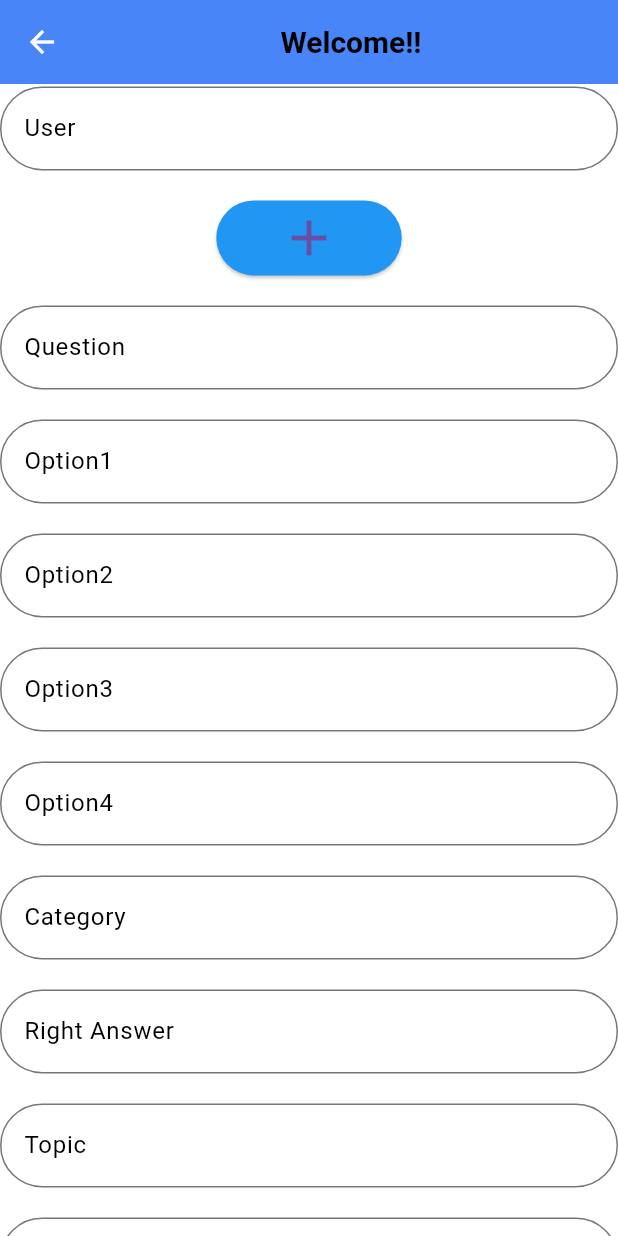
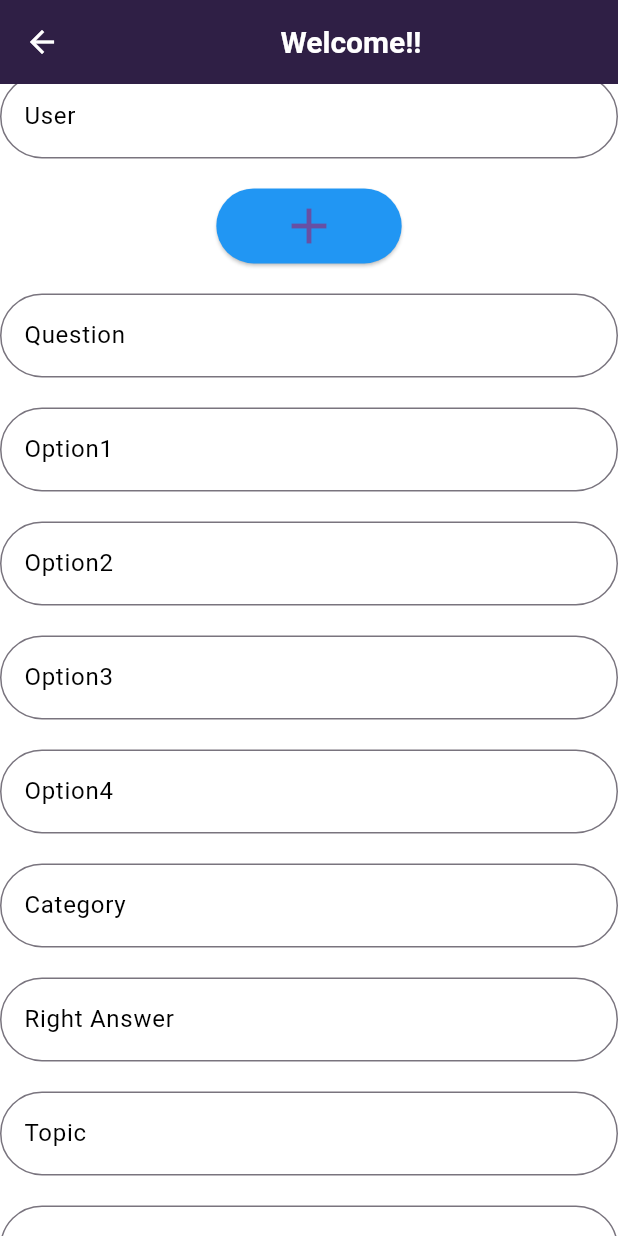
Before and after one commit to prashantSj789/quizmate, a Flutter app: the SessionCreateScreen screen opened directly, scrolled down 576 dp, after a tap on the "add" icon, on a phone screen of 412 x 824 dp. Run offline on Flutter 3.47's test engine with Material 3 defaults, Android fonts, the phone set to English and light mode, and no system bars; our stand-ins replace dio, flutter_secure_storage, flutter_spinkit, google_fonts, lottie and 1 more; missing offline and left inert: dart:ffi; accounts and stored records are empty; network calls fail; Roboto replaces fonts that are missing (Rye).

Commit message:
merge conflict resolved

```diff
--- a/lib/Screens/join_session_screen.dart
+++ b/lib/Screens/join_session_screen.dart
@@ -24,7 +24,7 @@ class _JoinSessionscreenState extends State<JoinSessionscreen> {
   'Authorization': 'Bearer ${token.token.toString()}',
   'X-API-Key': '{{token}}'
 };
-var request = http.Request('GET', Uri.parse('http://34.72.47.13/session/session/${sid.text.toString()}'));
+var request = http.Request('GET', Uri.parse('http://43.205.68.79/session/session/${sid.text.toString()}'));
 
 request.headers.addAll(headers);
 
--- a/lib/Screens/session_screen.dart
+++ b/lib/Screens/session_screen.dart
@@ -1,49 +1,50 @@
 import 'dart:convert';
-import 'dart:core';
+
 import 'package:flutter/material.dart';
 import 'package:google_fonts/google_fonts.dart';
 import 'package:http/http.dart' as http;
 import 'package:lottie/lottie.dart';
+
 import 'package:quiz_app/Screens/homeScreen.dart';
+import 'package:quiz_app/const.dart';
+
 import 'package:quiz_app/models/user_model.dart';
 import 'package:quiz_app/repository/session_repo.dart';
 import 'package:quiz_app/repository/user_repo.dart';
 
 class SessionCreateScreen extends StatefulWidget {
-  const SessionCreateScreen({
-    super.key,
-  });
+  SessionCreateScreen({super.key,});
 
   @override
   State<SessionCreateScreen> createState() => _SessionCreateScreenState();
 }
 
 class _SessionCreateScreenState extends State<SessionCreateScreen> {
-  Session_Repository session_repository = Session_Repository();
-  UserRepository repo = UserRepository();
-  List<Map<String, dynamic>> SessionUserlist = [];
-  List<Map<String, dynamic>> SessionQuestionList = [];
-  TextEditingController question = TextEditingController();
-  TextEditingController option1 = TextEditingController();
-  TextEditingController option2 = TextEditingController();
-  TextEditingController option3 = TextEditingController();
-  TextEditingController option4 = TextEditingController();
-  TextEditingController category = TextEditingController();
-  TextEditingController right = TextEditingController();
-  TextEditingController topic = TextEditingController();
-  TextEditingController marks = TextEditingController();
-  TextEditingController difficulty = TextEditingController();
-  TextEditingController title = TextEditingController();
-  TextEditingController delay = TextEditingController();
-  TextEditingController duration = TextEditingController();
-  TextEditingController user = TextEditingController();
-  void adduser() {
+  DateTime dateTime = DateTime(2024,6,12,5,30);
+  Session_Repository session_repository = new Session_Repository();
+  UserRepository repo = new UserRepository();
+  List<Map<String,dynamic>>SessionUserlist=[];
+    List<Map<String,dynamic>> SessionQuestionList =[];
+  TextEditingController question = new TextEditingController();
+  TextEditingController option1 = new TextEditingController();
+  TextEditingController option2 = new TextEditingController();
+  TextEditingController option3 = new TextEditingController();
+  TextEditingController option4 = new TextEditingController();
+  TextEditingController category = new TextEditingController();
+  TextEditingController right = new TextEditingController();
+  TextEditingController topic = new TextEditingController();
+  TextEditingController marks = new TextEditingController();
+  TextEditingController difficulty = new TextEditingController();
+  TextEditingController title = new TextEditingController();
+  TextEditingController delay = new TextEditingController();
+  TextEditingController duration = new TextEditingController();
+  TextEditingController user =new TextEditingController();
+  void adduser(){
      int n = int.parse(user.text.toString());
-    SessionUserlist.add({"userId": n});
+     SessionUserlist.add({"userId":n});
   }
-
-  void add() {
-    String Question = question.text.toString();
+  void add(){
+    String Question =question.text.toString();
     String Option1 = option1.text.toString();
     String Option2 = option2.text.toString();
     String Option3 = option3.text.toString();
@@ -54,41 +55,42 @@ class _SessionCreateScreenState extends State<SessionCreateScreen> {
     String Marks = marks.text.toString();
     String Difficulty = difficulty.text.toString();
     SessionQuestionList.add({
-      "question": Question,
-      "options1": Option1,
-      "options2": Option2,
-      "options3": Option3,
-      "options4": Option4,
-      "category": Category,
-      "rightAnswer": Right,
-      "topic": Topic,
-      "marks": Marks,
-      "difficulty": Difficulty,
+      "question":"${Question}",
+      "options1":"${Option1}",
+      "options2":"${Option2}",
+      "options3":"${Option3}",
+      "options4":"${Option4}",
+      "category":"${Category}",
+      "rightAnswer":"${Right}",
+      "topic":"${Topic}",
+      "marks":"${Marks}",
+      "difficulty":"${Difficulty}",
     });
   }
-
-  void done() {
+    void done(){
     print(SessionQuestionList.toString());
   }
-
-  void Create_Session() async {
-    int delayduration = int.parse(delay.text.toString());
+  void Create_Session()
+  async{
+   var currentTime=DateTime.now();
+    var diffmin= dateTime.difference(currentTime).inMinutes;
+    int delayduration= diffmin;
     int Duration = int.parse(duration.text.toString());
     String Title = title.text.toString();
-    user_model token = user_model();
-    token = await repo.fetchUserDetails();
+    user_model token = new user_model() ;
+    Future message;
+    token =  await repo.fetchUserDetails();
     var headers = {
   'Authorization': 'Bearer ${token.token.toString()}',
   'Content-Type': 'application/json',
   'X-API-Key': '{{token}}',
   'Cookie': 'JSESSIONID=B9008C3D6177D56C7126163CCE571606'
 };
-    var request = http.Request(
-        'POST', Uri.parse('http://34.72.47.13/session/createSession'));
+var request = http.Request('POST', Uri.parse('http://43.205.68.79/session/createSession'));
 request.body = json.encode({
   "delayDuration": delayduration,
   "duration": Duration,
-      "sessionTitle": Title,
+  "sessionTitle": "${Title}",
   "sessionQuestionList": SessionQuestionList,
   "sessionUserList": SessionUserlist,
 });
@@ -99,21 +101,16 @@ class _SessionCreateScreenState extends State<SessionCreateScreen> {
 if (response.statusCode == 200) {
  String st = await response.stream.bytesToString();
 
-      ScaffoldMessenger.of(context).showSnackBar(SnackBar(
-          content: Text(
-        st,
-        style: const TextStyle(fontWeight: FontWeight.bold),
-      )));
-      Navigator.of(context).pushReplacement(
-          MaterialPageRoute(builder: (context) => MainHomeScreen()));
-    } else {
+  ScaffoldMessenger.of(context).showSnackBar(SnackBar(content: Text(st,style: TextStyle(fontWeight: FontWeight.bold),)));
+  Navigator.of(context).pushReplacement(MaterialPageRoute(builder: (context)=>MainHomeScreen()));
+}
+else {
   print(response.reasonPhrase);
 }
+
   }
-
   @override
   var formkey = GlobalKey<FormState>();
-  @override
   Widget build(BuildContext context) {
   var height = MediaQuery.sizeOf(context).height;
   var width = MediaQuery.sizeOf(context).width;
@@ -122,87 +119,63 @@ class _SessionCreateScreenState extends State<SessionCreateScreen> {
         title: Center(
               child: Text(
             "Welcome!!",
-          style:
-              GoogleFonts.rye(color: Colors.black, fontWeight: FontWeight.bold),
+            style: GoogleFonts.rye(
+               fontWeight: FontWeight.bold),
           )),
-        backgroundColor: Colors.blueAccent,
+
       ),
-      body: ListView(
+      body:  ListView(
       children: [
-          SizedBox(
-            height: height * 0.4,
-            width: width * 0.95,
-            child: Lottie.network(
-                "https://lottie.host/0afc0b0b-7418-4a2a-8703-15cc4ec74884/JvxK4wYI63.json"),
+      Container(
+        height: height*0.4,
+        width: width*0.95,
+        child: Lottie.network("https://lottie.host/0afc0b0b-7418-4a2a-8703-15cc4ec74884/JvxK4wYI63.json"),
       ),
-          Form(
-              key: formkey,
-              child: Column(
+            Form(key: formkey
+        ,child: Column(
           children: [
             TextFormField(
               decoration: InputDecoration(
                 hintText: "Title",
                 labelText: "Title",
-                        border: OutlineInputBorder(
-                            borderRadius: BorderRadius.circular(30))),
+                border: OutlineInputBorder(borderRadius: BorderRadius.circular(30))
+              ),
               controller: title,
             ),
-                  const SizedBox(
-                    height: 30,
-                  ),
-                  TextFormField(
-                    decoration: InputDecoration(
-                        hintText: "Delay Duration",
-                        labelText: "Delay Duration",
-                        border: OutlineInputBorder(
-                            borderRadius: BorderRadius.circular(30))),
-                    controller: delay,
-                    keyboardType: TextInputType.number,
-                  ),
-                  const SizedBox(
-                    height: 30,
-                  ),
+             const SizedBox(height: 30,),
+              ElevatedButton(onPressed: ()async{
+                pickDateTime();
+              }, child: Text('${dateTime.year}/${dateTime.month}/${dateTime.day}::${dateTime.hour}:${dateTime.minute}')),
+               const SizedBox(height: 30,),
               TextFormField(
               decoration: InputDecoration(
                 hintText: "Duration",
                 labelText: "Duration",
-                        border: OutlineInputBorder(
-                            borderRadius: BorderRadius.circular(30))),
+                border: OutlineInputBorder(borderRadius: BorderRadius.circular(30))
+              ),
               controller: duration,
               keyboardType: TextInputType.number,
             ),
-                  const SizedBox(
-                    height: 20,
-                  ),
+              SizedBox(height: 20,),
                        TextFormField(
                 decoration: InputDecoration(
                 hintText: "User",
                 labelText: "User",
-                        border: OutlineInputBorder(
-                            borderRadius: BorderRadius.circular(30))),
+                border: OutlineInputBorder(borderRadius: BorderRadius.circular(30))
+              ),
               controller: user,
               keyboardType: TextInputType.number,
-                  ),
-                  const SizedBox(
-                    height: 20,
-                  ),
-                  Center(
-                      child: SizedBox(
-                    width: width * 0.3,
+            ) ,
+              SizedBox(height: 20,),
+              Center(child: SizedBox(
+                width: width*0.3,
                 height: 50,
-                    child: ElevatedButton(
-                      onPressed: adduser,
-                      style: ElevatedButton.styleFrom(
-                          backgroundColor: Colors.blue),
-                      child: const Icon(
-                        Icons.add,
-                        size: 40,
-                      ),
-                    ),
+                child: ElevatedButton(onPressed: adduser, child: Icon(Icons.add,size: 40,),style: ElevatedButton.styleFrom(
+                  backgroundColor: Colors.blue
+                ),),
                 )),
-                  const SizedBox(
-                    height: 20,
-                  ),
+                SizedBox(height: 20,),
+
           ],
         )),
                       TextField(
@@ -215,9 +188,7 @@ class _SessionCreateScreenState extends State<SessionCreateScreen> {
                     hintStyle: const TextStyle(color: Colors.white)),
                     controller: question,
               ),
-          const SizedBox(
-            height: 20,
-          ),
+              SizedBox(height: 20,),
               TextField(
                 decoration: InputDecoration(
                     hintText: "Option1",
@@ -228,9 +199,7 @@ class _SessionCreateScreenState extends State<SessionCreateScreen> {
                     hintStyle: const TextStyle(color: Colors.white)),
                     controller: option1,
               ),
-          const SizedBox(
-            height: 20,
-          ),
+              SizedBox(height: 20,),
               TextField(
                 decoration: InputDecoration(
                     hintText: "Option2",
@@ -241,9 +210,7 @@ class _SessionCreateScreenState extends State<SessionCreateScreen> {
                     hintStyle: const TextStyle(color: Colors.white)),
                     controller: option2,
               ),
-          const SizedBox(
-            height: 20,
-          ),
+              SizedBox(height: 20,),
               TextField(
                 decoration: InputDecoration(
                     hintText: "Option3",
@@ -254,9 +221,7 @@ class _SessionCreateScreenState extends State<SessionCreateScreen> {
                     hintStyle: const TextStyle(color: Colors.white)),
                     controller: option3,
               ),
-          const SizedBox(
-            height: 20,
-          ),
+              SizedBox(height: 20,),
               TextField(
                 decoration: InputDecoration(
                     hintText: "Option4",
@@ -267,9 +232,7 @@ class _SessionCreateScreenState extends State<SessionCreateScreen> {
                     hintStyle: const TextStyle(color: Colors.white)),
                     controller: option4,
               ),
-          const SizedBox(
-            height: 20,
-          ),
+              SizedBox(height: 20,),
               TextField(
                 decoration: InputDecoration(
                     hintText: "Category",
@@ -280,9 +243,7 @@ class _SessionCreateScreenState extends State<SessionCreateScreen> {
                     hintStyle: const TextStyle(color: Colors.white)),
                     controller: category,
               ),
-          const SizedBox(
-            height: 20,
-          ),
+              SizedBox(height: 20,),
               TextField(
                 decoration: InputDecoration(
                     hintText: "Right Answer",
@@ -293,9 +254,7 @@ class _SessionCreateScreenState extends State<SessionCreateScreen> {
                     hintStyle: const TextStyle(color: Colors.white)),
                     controller: right,
               ),
-          const SizedBox(
-            height: 20,
-          ),
+              SizedBox(height: 20,),
               TextField(
                 decoration: InputDecoration(
                     hintText: "Topic",
@@ -306,9 +265,7 @@ class _SessionCreateScreenState extends State<SessionCreateScreen> {
                     hintStyle: const TextStyle(color: Colors.white)),
                     controller: topic,
               ),
-          const SizedBox(
-            height: 20,
-          ),
+              SizedBox(height: 20,),
               TextField(
                 decoration: InputDecoration(
                     hintText: "Marks",
@@ -319,9 +276,7 @@ class _SessionCreateScreenState extends State<SessionCreateScreen> {
                     hintStyle: const TextStyle(color: Colors.white)),
                     controller: marks,
               ),
-          const SizedBox(
-            height: 20,
-          ),
+              SizedBox(height: 20,),
               TextField(
                 decoration: InputDecoration(
                     hintText: "Difficulty",
@@ -335,37 +290,46 @@ class _SessionCreateScreenState extends State<SessionCreateScreen> {
               Row(
                 mainAxisAlignment: MainAxisAlignment.spaceBetween,
                 children: [
-              SizedBox(
-                width: 150,
-                child: ElevatedButton(
-                  onPressed: add,
-                  style: ElevatedButton.styleFrom(backgroundColor: Colors.blue),
-                  child: const Icon(
-                    Icons.add,
-                    size: 40,
+                  SizedBox(width: 150,
+                    child: ElevatedButton(onPressed: add, child: Icon(Icons.add,size: 40,),style: ElevatedButton.styleFrom(
+                    backgroundColor: Colors.blue
+                     ),),
                   ),
-                ),
-              ),
-              SizedBox(
-                width: 150,
-                child: ElevatedButton(
-                    onPressed: () {
+                  SizedBox(width: 150,
+                    child: ElevatedButton(onPressed: (){
                       done();
-                    },
-                    child: const Icon(
-                      Icons.done,
-                      size: 40,
-                    )),
+
+                    }, child: Icon(Icons.done,size: 40,)),
                   ),
                 ],
               ),
-          SizedBox(
-              height: 50,
-              child: ElevatedButton(
-                  onPressed: Create_Session,
-                  child: const Text("Create Session"))),
-        ],
-      ),
+               SizedBox(height: 50,child: ElevatedButton(onPressed: Create_Session, child: Text("Create Session"))),
+    ],),
     );
   }
+  Future pickDateTime() async {
+   DateTime? date = await pickdate();
+   if(date==null) return;
+   TimeOfDay? time = await pickTime();
+                if(time==null)
+                return;
+                final newDateTime = DateTime(
+                 date.year,
+                 date.month,
+                 date.day,
+                 time.hour,
+                 time.minute,
+                );
+                setState(() {
+                  dateTime = newDateTime;
+                });
   }
+  Future<DateTime?> pickdate() => showDatePicker(context: context,
+   initialDate: dateTime,
+   firstDate: DateTime(1900),
+   lastDate: DateTime(2100)
+   );
+
+   Future<TimeOfDay?> pickTime() => showTimePicker(context: context,
+   initialTime: TimeOfDay(hour: dateTime.hour, minute: dateTime.minute));
+}
```
Also changed, not shown: lib/Screens/Session_Quiz_Screen.dart (+6 -1 lines). Lines whose indentation alone changed are shown as unchanged.
